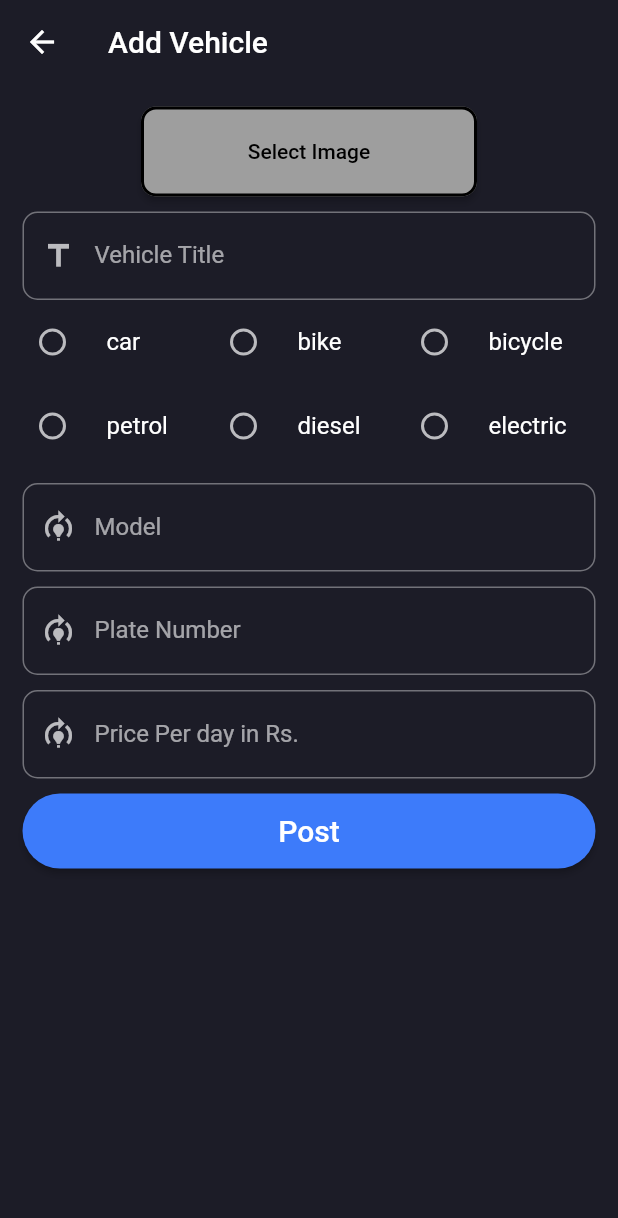
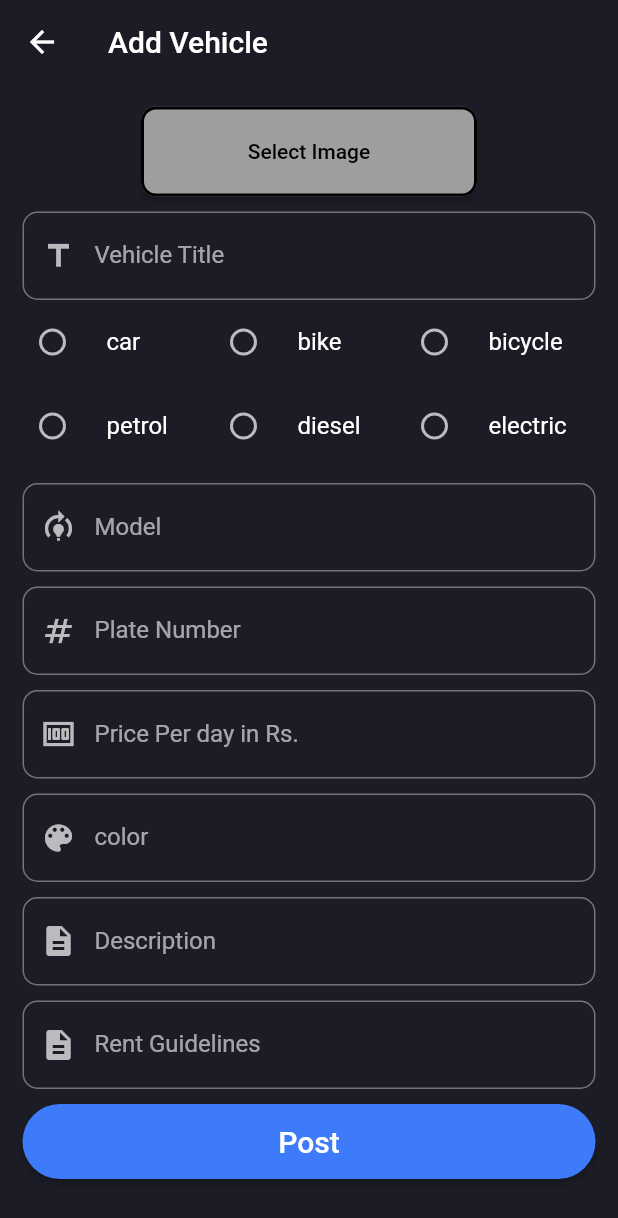
Before and after one commit to edr3x/vehicle_rental_application, a Flutter app: the AddVehiclePage screen opened by its route, on a phone screen of 412 x 824 dp. Shown: the top 1218 px of the screen. Run offline on Flutter 3.47's test engine with Material 2 defaults, Android fonts, the phone set to English and light mode, and no system bars; our stand-ins replace equatable, flutter_bloc, geocoding, geolocator, image_picker, shared_preferences; accounts and stored records are empty; network calls fail.

```diff
--- a/lib/views/pages/vehicle/add_vehicle_page.dart
+++ b/lib/views/pages/vehicle/add_vehicle_page.dart
@@ -3,7 +3,6 @@ import 'package:flutter_bloc/flutter_bloc.dart';
 import 'package:image_picker/image_picker.dart';
 import 'package:rental_system_app/api/blocs/vehicle/add_vehicle_cubit/add_vehicle_cubit.dart';
 import 'package:rental_system_app/views/blocs/current_location_cubit/current_location_cubit.dart';
-import 'package:rental_system_app/views/blocs/location_data_cubit/location_data_cubit.dart';
 import 'package:rental_system_app/views/common/widgets/custom_error_dialogue.dart';
 import 'package:rental_system_app/views/common/widgets/custom_snackbar.dart';
 import 'package:rental_system_app/views/pages/auth/widgets/auth_button.dart';
@@ -115,30 +114,30 @@ class _AddVehiclePageState extends State<AddVehiclePage> {
     }
 
     // context.read<AddVehicleCubit>().addVehicle(
+    //       type: type,
+    //       brandId: "",
+    //       title: _title!,
+    //       model: _model!,
+    //       subCategoryId: "", // have to do this
+    //       category: category,
     //       imageFile: _image!.path,
-    //       title: _title!,
-    //       category: category,
-    //       type: type,
-    //       subCategoryId: "", // have to do this
-    //       brandId: "",
-    //       model: _model!,
+    //       description: _description!,
     //       vehicleNumber: _plateNumber!,
-    //       description: _description!,
     //       rentGuidelines: _rentGuidelines!,
     //       transmission: transmission,
+    //       driveTrain: driveTrain,
     //       rate: _rate!,
+    //       hasAC: _hasAC,
+    //       color: _color!,
     //       lat: _latitude!,
+    //       hasABS: _hasABS,
     //       lon: _longitude!,
-    //       driveTrain: driveTrain,
-    //       color: _color!,
-    //       hasAC: _hasAC,
-    //       hasABS: _hasABS,
     //       hasAirbag: _hasAirbag,
-    //       noOfSeats: _seatingCapacity,
     //       noOfDoors: _noOfDoors,
     //       hasSunRoof: _hasSunRoof,
     //       hasUSBPort: _hasUSBPort,
     //       hasBluetooth: _hasBluetooth,
+    //       noOfSeats: _seatingCapacity,
     //       hasAutoDrive: _hasAutoDrive,
     //       hasBackCamera: _hasBackCamera,
     //       hasHeatedSeats: _hasHeatedSeats,
@@ -232,6 +231,7 @@ class _AddVehiclePageState extends State<AddVehiclePage> {
                       const SizedBox(height: 10),
                       TextFormField(
                         autocorrect: false,
+                        textInputAction: TextInputAction.next,
                         decoration: const InputDecoration(
                           border: OutlineInputBorder(
                             borderRadius: BorderRadius.all(
@@ -254,6 +254,7 @@ class _AddVehiclePageState extends State<AddVehiclePage> {
                       const SizedBox(height: 10),
                       TextFormField(
                         autocorrect: false,
+                        textInputAction: TextInputAction.next,
                         decoration: const InputDecoration(
                           border: OutlineInputBorder(
                             borderRadius: BorderRadius.all(
@@ -261,11 +262,34 @@ class _AddVehiclePageState extends State<AddVehiclePage> {
                             ),
                           ),
                           labelText: 'Plate Number',
-                          prefixIcon: Icon(Icons.model_training),
+                          prefixIcon: Icon(Icons.numbers),
                         ),
                         validator: (String? value) {
                           if (value == null || value.isEmpty) {
-                            return 'Provide vehicle model';
+                            return 'Provide vehicle Number Plate';
+                          }
+                          return null;
+                        },
+                        onSaved: (String? value) {
+                          _plateNumber = value!;
+                        },
+                      ),
+                      const SizedBox(height: 10),
+                      TextFormField(
+                        autocorrect: false,
+                        textInputAction: TextInputAction.next,
+                        decoration: const InputDecoration(
+                          border: OutlineInputBorder(
+                            borderRadius: BorderRadius.all(
+                              Radius.circular(10.0),
+                            ),
+                          ),
+                          labelText: 'Price Per day in Rs.',
+                          prefixIcon: Icon(Icons.money),
+                        ),
+                        validator: (String? value) {
+                          if (value == null || value.isEmpty) {
+                            return 'Provide the price';
                           }
                           return null;
                         },
@@ -276,23 +300,70 @@ class _AddVehiclePageState extends State<AddVehiclePage> {
                       const SizedBox(height: 10),
                       TextFormField(
                         autocorrect: false,
+                        textInputAction: TextInputAction.next,
                         decoration: const InputDecoration(
                           border: OutlineInputBorder(
                             borderRadius: BorderRadius.all(
                               Radius.circular(10.0),
                             ),
                           ),
-                          labelText: 'Price Per day in Rs.',
-                          prefixIcon: Icon(Icons.model_training),
+                          labelText: 'color',
+                          prefixIcon: Icon(Icons.color_lens),
                         ),
                         validator: (String? value) {
                           if (value == null || value.isEmpty) {
-                            return 'Provide the price';
+                            return 'Please Provide the color of vehicle';
                           }
                           return null;
                         },
                         onSaved: (String? value) {
                           _model = value!;
+                        },
+                      ),
+                      const SizedBox(height: 10),
+                      TextFormField(
+                        autocorrect: false,
+                        textInputAction: TextInputAction.next,
+                        decoration: const InputDecoration(
+                          border: OutlineInputBorder(
+                            borderRadius: BorderRadius.all(
+                              Radius.circular(10.0),
+                            ),
+                          ),
+                          labelText: 'Description',
+                          prefixIcon: Icon(Icons.description),
+                        ),
+                        validator: (String? value) {
+                          if (value == null || value.isEmpty) {
+                            return 'Provide some Description please';
+                          }
+                          return null;
+                        },
+                        onSaved: (String? value) {
+                          _description = value!;
+                        },
+                      ),
+                      const SizedBox(height: 10),
+                      TextFormField(
+                        autocorrect: false,
+                        textInputAction: TextInputAction.done,
+                        decoration: const InputDecoration(
+                          border: OutlineInputBorder(
+                            borderRadius: BorderRadius.all(
+                              Radius.circular(10.0),
+                            ),
+                          ),
+                          labelText: 'Rent Guidelines',
+                          prefixIcon: Icon(Icons.description),
+                        ),
+                        validator: (String? value) {
+                          if (value == null || value.isEmpty) {
+                            return 'Provide some Rent Guidelines';
+                          }
+                          return null;
+                        },
+                        onSaved: (String? value) {
+                          _rentGuidelines = value!;
                         },
                       ),
                       const SizedBox(height: 10),
```
